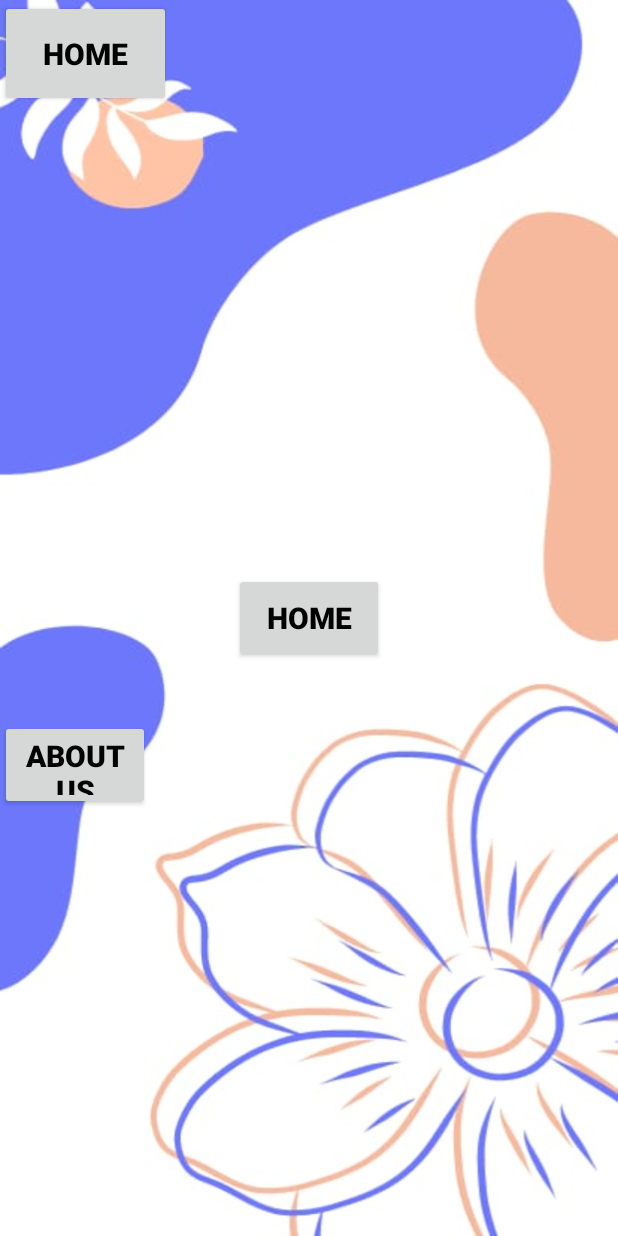
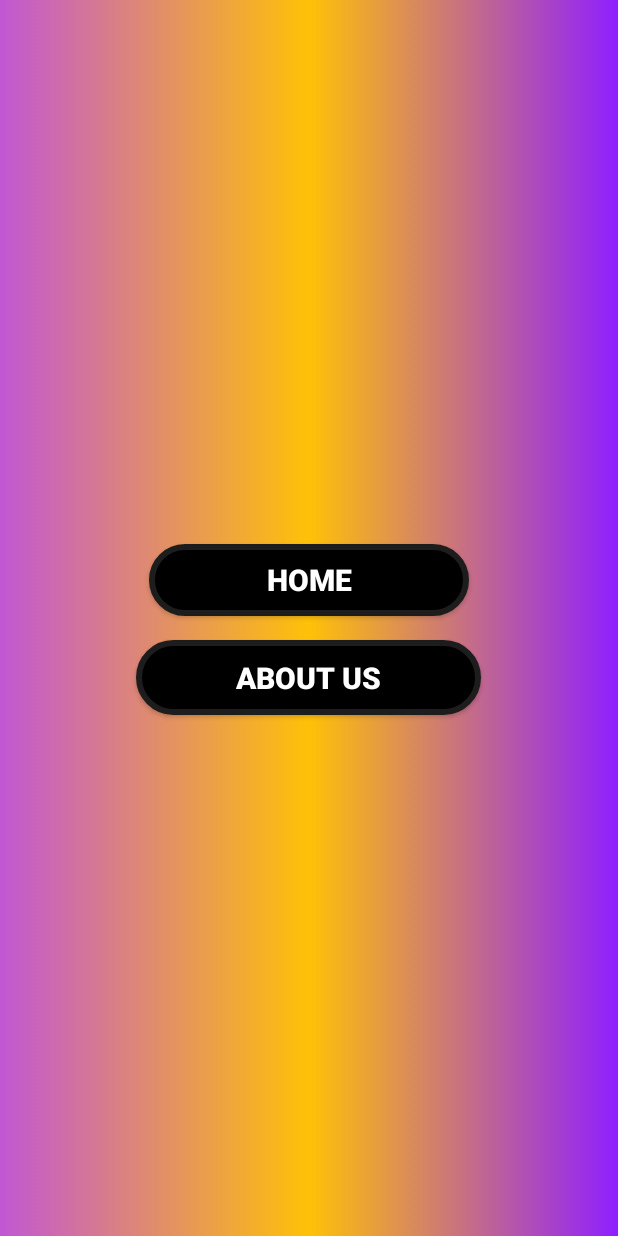
Before and after one commit to chavandhananjayrajendra/DishaS, an Android app: the layout activity_start.xml on its own in the app's theme, with its tools: preview values and no code run, on a phone screen of 412 x 824 dp. Run offline under Robolectric (Android 15) with nearby library versions, the phone set to English and light mode, and no system bars.

Commit message:
finished project 5-4-2023

```diff
--- a/app/src/main/AndroidManifest.xml
+++ b/app/src/main/AndroidManifest.xml
@@ -9,7 +9,7 @@
         android:icon="@mipmap/ic_launcher"
         android:label="@string/app_name"
         android:supportsRtl="true"
-        android:theme="@style/Theme.AppCompat.Light"
+        android:theme="@style/AppTheme"
         tools:targetApi="31">
         <activity
             android:name=".StartActivity"
--- /dev/null
+++ b/app/src/main/res/drawable/custom_button.xml
@@ -0,0 +1,19 @@
+<?xml version="1.0" encoding="utf-8"?>
+<selector xmlns:android="http://schemas.android.com/apk/res/android">
+<item
+    >
+<shape android:shape="rectangle"
+    >
+    <corners
+        android:radius ="34dp"></corners>
+    <solid android:color="@color/black"
+        />
+<stroke android:color="#1E1D1D"
+    android:width="4dp"
+
+   />
+
+</shape>
+
+</item>
+</selector>
--- /dev/null
+++ b/app/src/main/res/drawable/gradient_background.xml
@@ -0,0 +1,12 @@
+<?xml version="1.0" encoding="utf-8"?>
+<selector xmlns:android="http://schemas.android.com/apk/res/android">
+    <item>
+        <shape>
+            <gradient
+                android:startColor="#E8BC47CF"
+                android:centerColor="#FFC107"
+                android:endColor="#8F1FFF"
+                android:type="linear" />
+        </shape>
+    </item>
+</selector>
--- a/app/src/main/res/layout/activity_start.xml
+++ b/app/src/main/res/layout/activity_start.xml
@@ -1,51 +1,46 @@
 <?xml version="1.0" encoding="utf-8"?>
-<RelativeLayout xmlns:android="http://schemas.android.com/apk/res/android"
+<LinearLayout xmlns:android="http://schemas.android.com/apk/res/android"
     xmlns:app="http://schemas.android.com/apk/res-auto"
     xmlns:tools="http://schemas.android.com/tools"
     android:layout_width="match_parent"
     android:layout_height="match_parent"
-    android:background="@drawable/background"
-    tools:context=".StartActivity">
+    android:background="@drawable/gradient_background"
+    android:gravity="center"
+    tools:context=".StartActivity"
+    android:orientation="vertical">
 
     <Button
-        android:layout_width="100dp"
-        android:layout_height="60dp"
+        android:id="@+id/btn1"
+        android:layout_width="213dp"
+        android:layout_height="wrap_content"
+        android:layout_marginTop="16dp"
+        android:background="@drawable/custom_button"
+
+        android:onClick="btnHome"
+
+
         android:text="Home"
-        android:textColor="#000"
+        android:textColor="@color/white"
         android:textSize="20sp"
-        android:textStyle="bold"
-        android:layout_centerHorizontal="true"
-        android:layout_centerVertical="true"
-        android:id="@+id/btn1"
-        android:onClick="btnHome">
+        android:textStyle="bold">
 
     </Button>
 
     <Button
         android:id="@+id/btn2"
-        android:layout_width="100dp"
-        android:layout_height="60dp"
+        android:layout_width="230dp"
+        android:layout_height="50dp"
         android:layout_below="@id/btn1"
-        android:layout_marginTop="38dp"
+        android:layout_marginTop="16dp"
+        android:background="@drawable/custom_button"
+
+        android:onClick="btnAboutUs"
         android:text="About Us"
-        android:textColor="#000"
-        android:textSize="20sp"
-        android:textStyle="bold"
-        android:onClick="btnAboutUs" >
-
-    </Button>
-
-    <Button
-        android:id="@+id/share"
-        android:layout_width="114dp"
-        android:layout_height="71dp"
-
-        android:text="Home"
-        android:textColor="#000"
-
+        android:textColor="@color/white"
         android:textSize="20sp"
         android:textStyle="bold">
 
     </Button>
 
-</RelativeLayout>
+
+</LinearLayout>
--- a/app/src/main/res/values/themes.xml
+++ b/app/src/main/res/values/themes.xml
@@ -1,6 +1,6 @@
 <resources xmlns:tools="http://schemas.android.com/tools">
     <!-- Base application theme. -->
-    <style name="Theme.Disa" parent="Theme.MaterialComponents.DayNight.DarkActionBar">
+    <style name="AppTheme" parent="Theme.AppCompat.Light.NoActionBar">
         <!-- Primary brand color. -->
         <item name="colorPrimary">@color/lavender</item>
         <item name="colorPrimaryVariant">@color/lavender</item>
```
